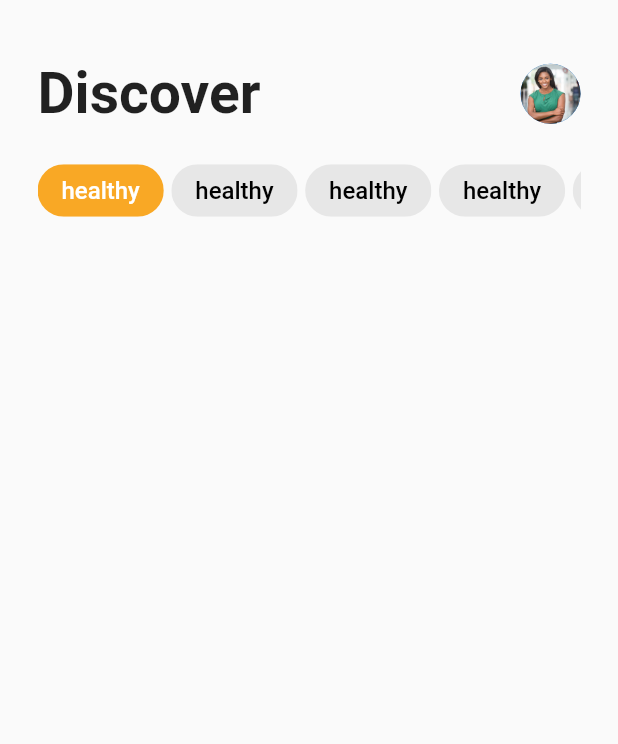
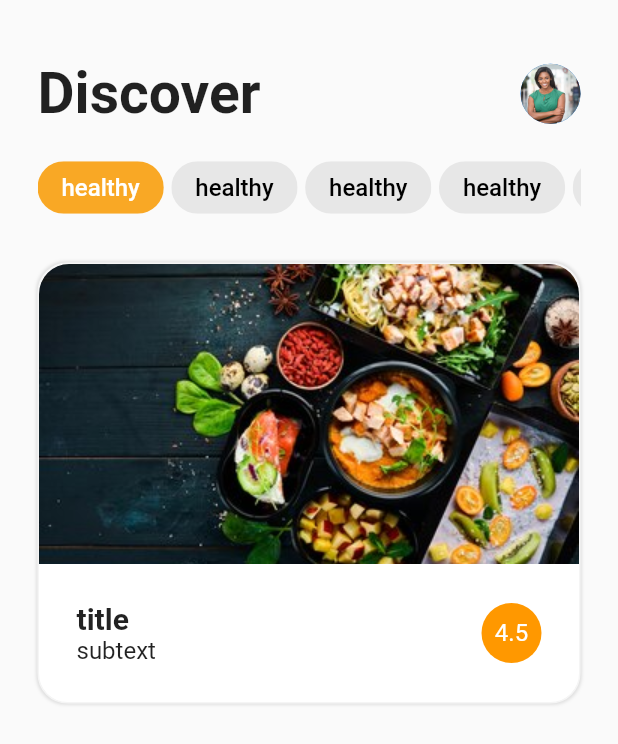
Before and after one commit to adefaze/restaurant_ui, a Flutter app: the screen it shows after launch, on a phone screen of 412 x 824 dp. Shown: the top 744 px of the screen. Run offline on Flutter 3.47's test engine with Material 2 defaults, Android fonts, the phone set to English and light mode, and no system bars.

Commit message:
added card

```diff
--- a/lib/main.dart
+++ b/lib/main.dart
@@ -47,11 +47,9 @@ class _HomePageState extends State<HomePage> {
                 )
               ],
             ),
-            const SizedBox(
-              height: 2,
-            ),
-            SizedBox(
-              height: 80,
+            Container(
+              margin: const EdgeInsets.only(top: 20),
+              height: 40.0,
               child: ListView(
                 scrollDirection: Axis.horizontal,
                 children: [
@@ -63,6 +61,70 @@ class _HomePageState extends State<HomePage> {
                   buildChipMethod('healthy', false),
                   buildChipMethod('healthy', false),
                   buildChipMethod('healthy', false),
+                ],
+              ),
+            ),
+            SizedBox(
+              height: 30,
+            ),
+            Container(
+              decoration: BoxDecoration(
+                  color: Colors.white,
+                  borderRadius: BorderRadius.circular(20),
+                  border: Border.all(
+                      color: Colors.grey.shade100,
+                      width: 1.0,
+                      style: BorderStyle.solid),
+                  boxShadow: [
+                    BoxShadow(
+                      blurRadius: 1.0,
+                      color: Colors.grey.shade300,
+                      spreadRadius: 1.0,
+                    ),
+                  ]),
+              child: Column(
+                children: [
+                  Container(
+                    height: 200,
+                    decoration: const BoxDecoration(
+                      image: DecorationImage(
+                        image: AssetImage('assets/images/food.jpg'),
+                        fit: BoxFit.cover,
+                      ),
+                      borderRadius: BorderRadius.only(
+                          topLeft: Radius.circular(20),
+                          topRight: Radius.circular(20)),
+                    ),
+                  ),
+                  Container(
+                    padding: const EdgeInsets.all(25),
+                    child: Row(
+                      mainAxisAlignment: MainAxisAlignment.spaceBetween,
+                      children: [
+                        Column(
+                          crossAxisAlignment: CrossAxisAlignment.start,
+                          children: const [
+                            Text(
+                              'title',
+                              style: TextStyle(
+                                  fontSize: 20, fontWeight: FontWeight.bold),
+                            ),
+                            Text(
+                              'subtext',
+                              style: TextStyle(fontSize: 16),
+                            ),
+                          ],
+                        ),
+                        const CircleAvatar(
+                          backgroundColor: Colors.orange,
+                          child: Text(
+                            '4.5',
+                            style: TextStyle(color: Colors.white),
+                          ),
+                        )
+                      ],
+                    ),
+                  ),
                 ],
               ),
             ),
```
Also changed, not shown: assets/images/food.jpg (added).
